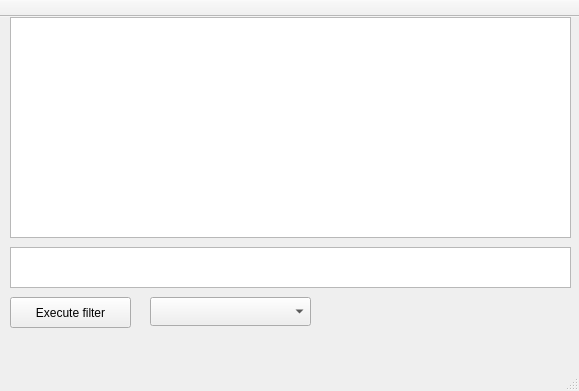
The window that mainwindow.ui (Cybran111/DBManager) describes before a commit, drawn with Qt 5.
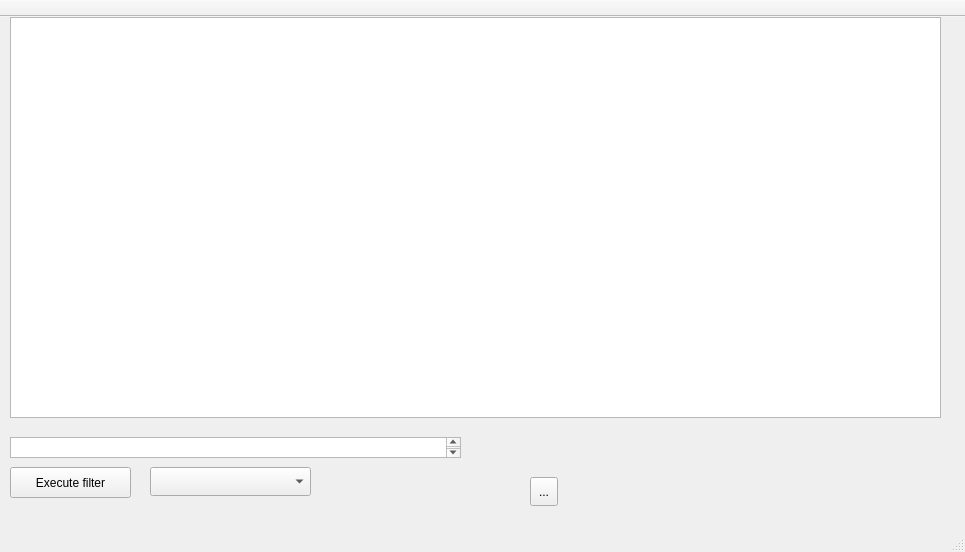
The same window after the commit.

Commit message: Using relations

```diff
--- a/mainwindow.ui
+++ b/mainwindow.ui
@@ -6,8 +6,8 @@
    <rect>
     <x>0</x>
     <y>0</y>
-    <width>579</width>
-    <height>391</height>
+    <width>965</width>
+    <height>552</height>
    </rect>
   </property>
   <property name="windowTitle">
@@ -18,7 +18,7 @@
     <property name="geometry">
      <rect>
       <x>10</x>
-      <y>280</y>
+      <y>450</y>
       <width>121</width>
       <height>31</height>
      </rect>
@@ -27,35 +27,13 @@
      <string>Execute filter</string>
     </property>
    </widget>
-   <widget class="QPlainTextEdit" name="scriptEdit">
-    <property name="geometry">
-     <rect>
-      <x>10</x>
-      <y>230</y>
-      <width>561</width>
-      <height>41</height>
-     </rect>
-    </property>
-    <property name="toolTip">
-     <string>Use it like a WHERE attribution</string>
-    </property>
-    <property name="whatsThis">
-     <string/>
-    </property>
-    <property name="lineWrapMode">
-     <enum>QPlainTextEdit::WidgetWidth</enum>
-    </property>
-    <property name="plainText">
-     <string/>
-    </property>
-   </widget>
    <widget class="QTableView" name="tableView">
     <property name="geometry">
      <rect>
       <x>10</x>
       <y>0</y>
-      <width>561</width>
-      <height>221</height>
+      <width>931</width>
+      <height>401</height>
      </rect>
     </property>
     <property name="toolTip">
@@ -81,7 +59,7 @@
     <property name="geometry">
      <rect>
       <x>150</x>
-      <y>280</y>
+      <y>450</y>
       <width>161</width>
       <height>29</height>
      </rect>
@@ -90,6 +68,38 @@
      <string/>
     </property>
    </widget>
+   <widget class="QTextEdit" name="scriptEdit">
+    <property name="geometry">
+     <rect>
+      <x>10</x>
+      <y>420</y>
+      <width>451</width>
+      <height>21</height>
+     </rect>
+    </property>
+    <property name="lineWidth">
+     <number>-1</number>
+    </property>
+    <property name="lineWrapColumnOrWidth">
+     <number>1</number>
+    </property>
+    <property name="acceptRichText">
+     <bool>false</bool>
+    </property>
+   </widget>
+   <widget class="QToolButton" name="toolButton">
+    <property name="geometry">
+     <rect>
+      <x>530</x>
+      <y>460</y>
+      <width>28</width>
+      <height>29</height>
+     </rect>
+    </property>
+    <property name="text">
+     <string>...</string>
+    </property>
+   </widget>
   </widget>
   <widget class="QMenuBar" name="menuBar">
    <property name="geometry">
@@ -109,7 +119,7 @@
     <enum>TopToolBarArea</enum>
    </attribute>
    <attribute name="toolBarBreak">
-    <bool>true</bool>
+    <bool>false</bool>
    </attribute>
   </widget>
   <widget class="QStatusBar" name="statusBar">
```
Left out of the diff: 2 changed lines with no effect on the pictures. The commit also changes 2 other files.
